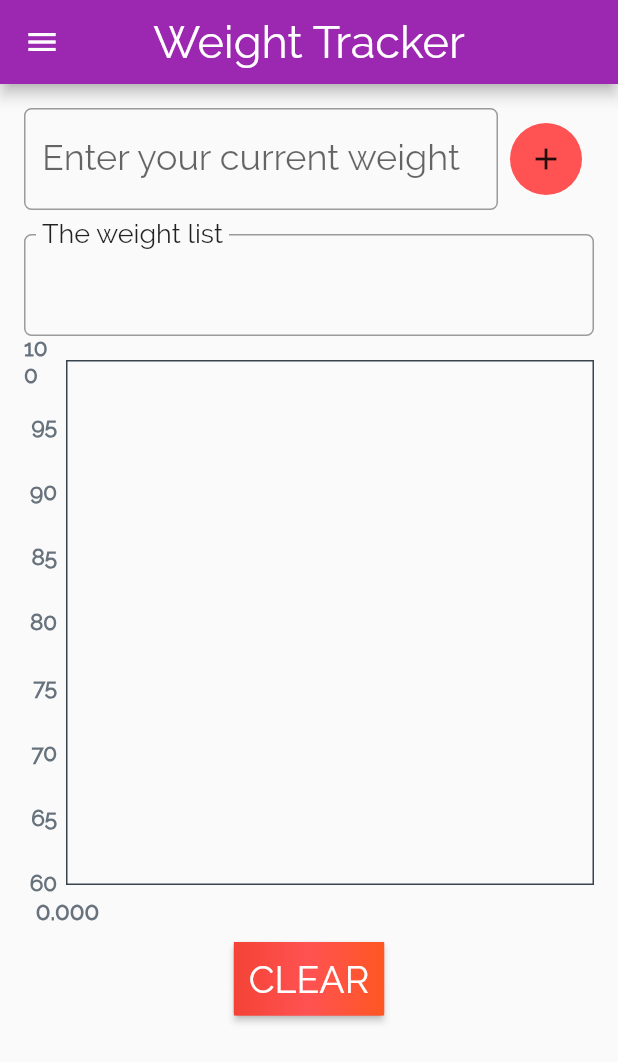
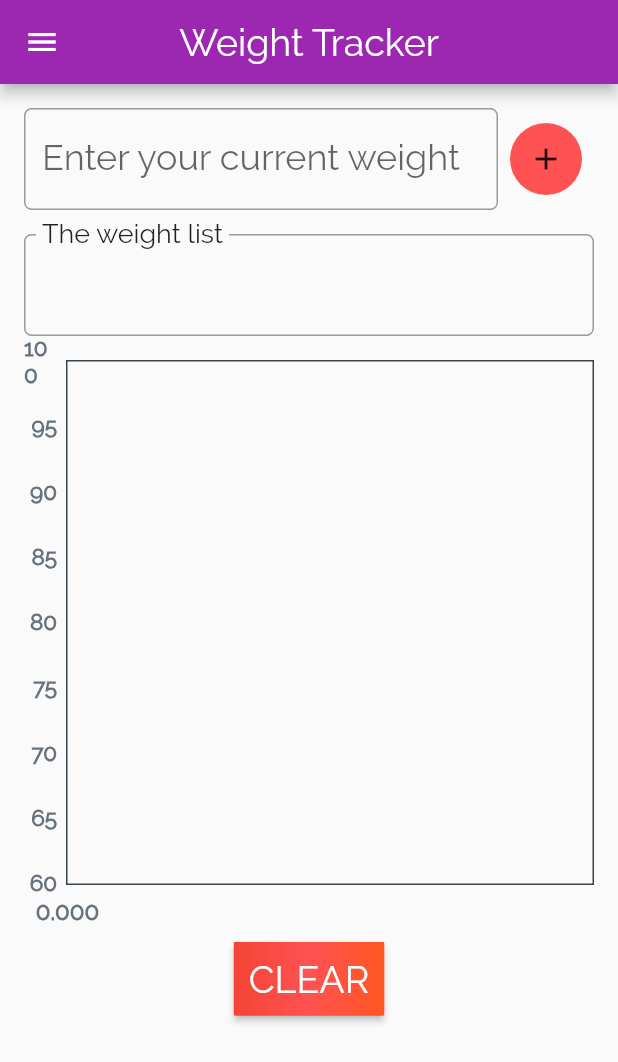
Before and after one commit to deepakmkoshy/WeightTracker, a Flutter app: the screen it shows after launch, on a phone screen of 412 x 824 dp. Shown: the top 1062 px of the screen. Run offline on Flutter 3.47's test engine with Material 2 defaults, Android fonts, the phone set to English and light mode, and no system bars; drawn by our look-alikes of fl_chart; our stand-ins replace hive; accounts and stored records are empty.

Commit message:
Changed header font size and about page version no

```diff
--- a/lib/about.dart
+++ b/lib/about.dart
@@ -28,7 +28,7 @@ class About extends StatelessWidget {
                 "This app was developed by Deepak Mathews Koshy\n\n\n\n",
                 textAlign: TextAlign.center,
               ),
-              Text("Weight Tracker V1.0.0"),
+              Text("Weight Tracker V0.1.0"),
             ],
           ),
         ),
--- a/lib/main.dart
+++ b/lib/main.dart
@@ -44,7 +44,7 @@ class _MyAppState extends State<MyApp> {
                   centerTitle: true,
                   title: Text(
                     'Weight Tracker',
-                    style: TextStyle(fontSize: 30.0),
+                    style: TextStyle(fontSize: 25.0),
                   ),
                 ),
                 body: MyHomePage(),
```
